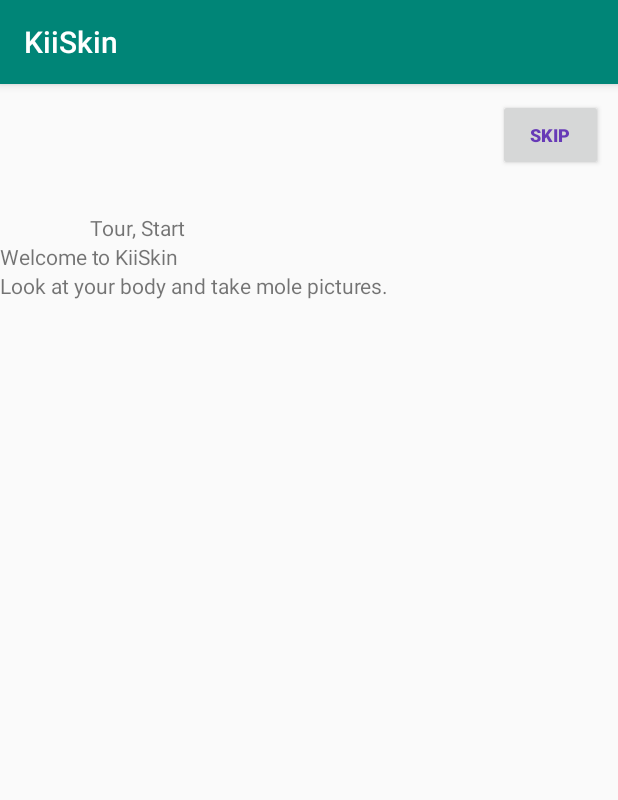
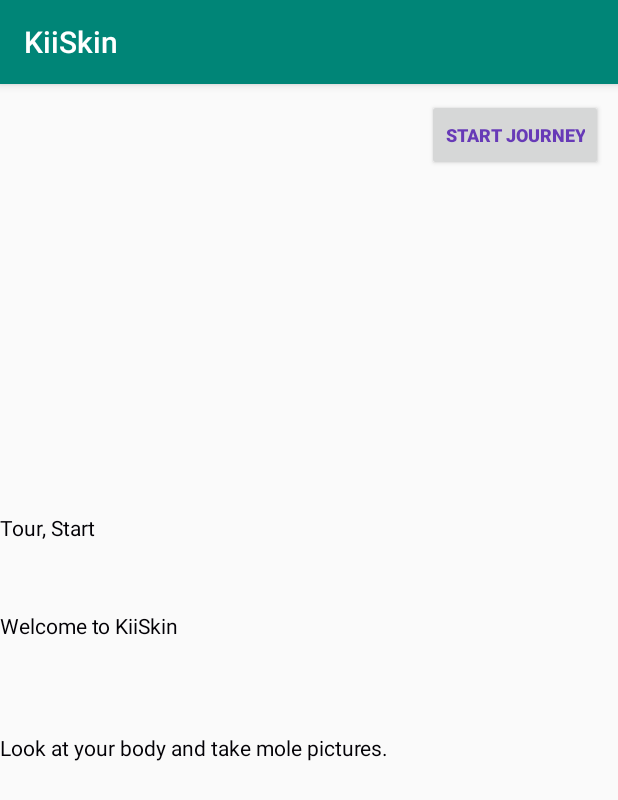
Before and after one commit to ankiyang/KiiSkin, an Android app: the StartActivity screen opened directly, with no data from a screen before it, on a phone screen of 412 x 824 dp. Shown: the top 800 px of the screen. Run offline under Robolectric (Android 15) with nearby library versions, the phone set to English and light mode, and no system bars.

Commit message:
all xml looks more normal....

```diff
--- a/app/src/main/res/layout/activity_start.xml
+++ b/app/src/main/res/layout/activity_start.xml
@@ -7,10 +7,10 @@
 
     <Button
         android:id="@+id/StartSkip"
-        android:layout_width="70dp"
+        android:layout_width="wrap_content"
         android:layout_height="wrap_content"
         android:layout_margin="10dp"
-        android:text="@string/Skip"
+        android:text="Start Journey"
         android:textAlignment="center"
         android:layout_gravity="end"
         android:textColor="#673AB7"
@@ -18,25 +18,35 @@
         android:textStyle="bold" />
 
     <TextView
+        android:layout_width="286dp"
+        android:layout_height="182dp"
+        android:layout_marginTop="18dp"
+        android:paddingRight="60dp"
+        android:text="        "
+        android:textColor="#020005" />
+
+    <TextView
         android:id="@+id/tourstart"
         android:layout_width="wrap_content"
-        android:layout_height="wrap_content"
+        android:layout_height="65dp"
         android:layout_marginTop="18dp"
-        android:paddingLeft="60dp"
         android:paddingRight="60dp"
-        android:text="@string/tour_start" />
+        android:text="@string/tour_start"
+        android:textColor="#020005" />
 
     <TextView
         android:id="@+id/welcome"
         android:layout_width="match_parent"
-        android:layout_height="wrap_content"
-        android:text="@string/welcome_to_kiiskin" />
+        android:layout_height="81dp"
+        android:text="@string/welcome_to_kiiskin"
+        android:textColor="#020005" />
 
     <TextView
         android:id="@+id/textView5"
         android:layout_width="match_parent"
-        android:layout_height="wrap_content"
-        android:text="@string/look_at_your_body_and_take_mole_pictures" />
+        android:layout_height="44dp"
+        android:text="@string/look_at_your_body_and_take_mole_pictures"
+        android:textColor="#020005" />
 
 
 </LinearLayout>
```
Also changed, not shown: app/src/main/res/layout/activity_main.xml (+46 -25 lines), app/src/main/res/layout/activity_setting.xml (+30 -6 lines), app/src/main/res/layout/activity_signin.xml (+10 -0 lines), app/src/main/res/layout/fragment_result.xml (+27 -7 lines), app/src/main/res/layout/fragment_support.xml (+5 -5 lines), app/src/main/res/layout/fragment_userprofiles.xml (+31 -21 lines).
